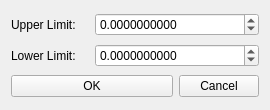
The window that Modules/QtWidgets/src/QmitkLevelWindowRangeChange.ui (MITK/MITK) describes before a commit, drawn with Qt 5.
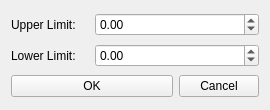
The same window after the commit.

Commit message: standardize setting of level window values

The edit to the form file:
```diff
--- a/Modules/QtWidgets/src/QmitkLevelWindowRangeChange.ui
+++ b/Modules/QtWidgets/src/QmitkLevelWindowRangeChange.ui
@@ -75,26 +75,26 @@
    <item row="0" column="1" colspan="2">
     <widget class="QDoubleSpinBox" name="rangeMaxDoubleSpinBox">
      <property name="decimals">
-      <number>10</number>
+      <number>2</number>
      </property>
      <property name="minimum">
-      <double>-999999.999998999992386</double>
+      <double>-1000000.000000000000000</double>
      </property>
      <property name="maximum">
-      <double>999999.999998999992386</double>
+      <double>1000000.000000000000000</double>
      </property>
     </widget>
    </item>
    <item row="1" column="1" colspan="2">
     <widget class="QDoubleSpinBox" name="rangeMinDoubleSpinBox">
      <property name="decimals">
-      <number>10</number>
+      <number>2</number>
      </property>
      <property name="minimum">
-      <double>-999999.999998999992386</double>
+      <double>-1000000.000000000000000</double>
      </property>
      <property name="maximum">
-      <double>999999.999998999992386</double>
+      <double>1000000.000000000000000</double>
      </property>
     </widget>
    </item>
```
The commit also changes 1 other file.
